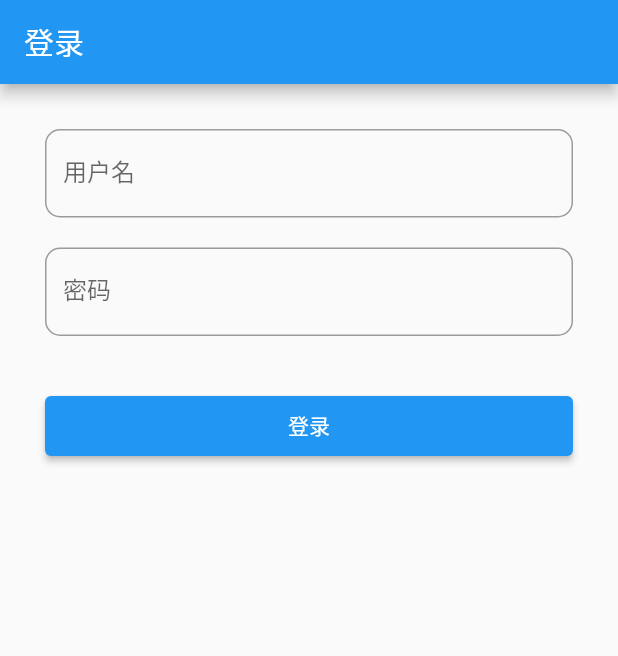
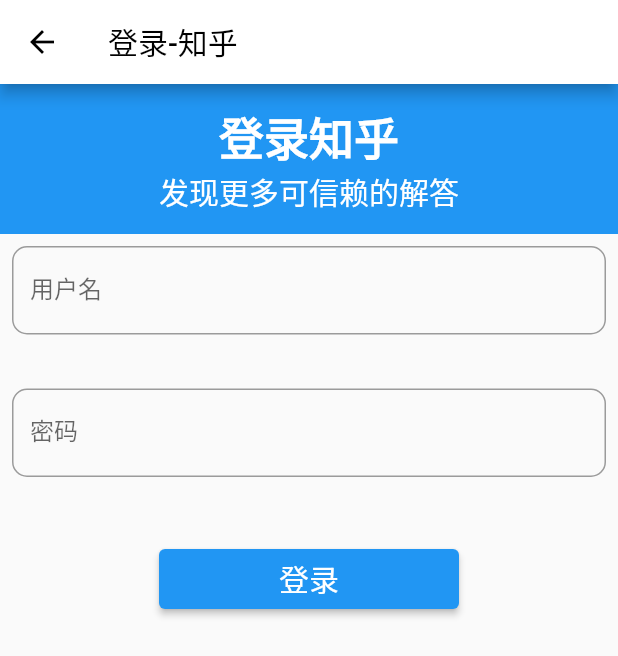
Before and after one commit to LryIII/zhihu_news, a Flutter app: the HomePage screen opened directly, on a phone screen of 412 x 824 dp. Shown: the top 656 px of the screen. Run offline on Flutter 3.47's test engine with Material 2 defaults, Android fonts, the phone set to English and light mode, and no system bars; our stand-ins replace flutter_swiper_null_safety, pull_to_refresh, webview_flutter; network calls fail.

Commit message:
add: 第1.9版登录页面，在网上的模板的基础上改了。
真的不想写了，快吐了

```diff
--- a/lib/main.dart
+++ b/lib/main.dart
@@ -2,6 +2,7 @@ import 'package:flutter/cupertino.dart';
 import 'package:flutter/material.dart';
 import 'package:zhihu_news/routes/details.dart';
 import 'package:zhihu_news/routes/login.dart';
+import 'package:zhihu_news/routes/loginpage_copy.dart';
 import 'package:zhihu_news/routes/register.dart';
 import 'package:zhihu_news/tabs/home_content.dart';
 
@@ -25,7 +26,7 @@ class _MyAppState extends State<MyApp> {
         final routes={
           '/':(context)=>const HomeContent(),
           '/details':(context,{arguments})=>Details(arguments:arguments),
-          '/login':(context)=>const LoginPage(),
+          '/login':(context)=> const HomePage(),//const LoginPage(),
           '/register':(context)=>const RegisterPage(),
         };
 
--- a/lib/routes/login.dart
+++ b/lib/routes/login.dart
@@ -21,7 +21,7 @@ class _LoginPageState extends State<LoginPage> {
   FocusNode _userPasswordFocusNode=FocusNode();
   @override
   Widget build(BuildContext context) {
-    return RootPage();
+    return const RootPage();
       Scaffold(
         appBar: AppBar(
           leading: IconButton(
--- a/lib/routes/loginpage_copy.dart
+++ b/lib/routes/loginpage_copy.dart
@@ -4,6 +4,7 @@ import 'package:flutter/cupertino.dart';
 import 'package:flutter/material.dart';
 import 'package:flutter/rendering.dart';
 import 'package:flutter/services.dart';
+import 'package:zhihu_news/tabs/home_content.dart';
 
 class RootPage extends StatelessWidget {
   const RootPage({Key? key}) : super(key: key);
@@ -45,9 +46,33 @@ class _TestPageState extends State<HomePage> {
       },
       child: Scaffold(
         appBar: AppBar(
-          title: const Text("登录"),
+          leading: IconButton(
+            onPressed: () {
+              // Navigator.of(context).pushAndRemoveUntil(
+              //     MaterialPageRoute(
+              //         builder: (context)=>const HomeContent()
+              //     ),
+              //     (route) => route==null,
+              // );
+
+              //Navigator.popUntil(context, (route) => false);
+              Navigator.pop(context);
+            },
+            icon: const Icon(
+              Icons.arrow_back,
+              color: Colors.black,
+            ),
+          ),
+          backgroundColor: Colors.white,
+          title: const Text(
+            "登录-知乎",
+            style: TextStyle(
+              color: Colors.black,
+            ),
+          ),
         ),
         //登录页面的主体
+        resizeToAvoidBottomInset: false,
         body: buildLoginWidget(),
       ),
     );
@@ -55,30 +80,67 @@ class _TestPageState extends State<HomePage> {
 
 //登录页面的主体
   Widget buildLoginWidget() {
-    return Container(
-      margin: const EdgeInsets.all(30.0),
-      //线性布局
+    return SingleChildScrollView(
       child: Column(
         children: [
+          buildImage(),
           //用户名输入框
           buildUserNameWidget(),
-          const SizedBox(
-            height: 20,
-          ),
+          const SizedBox(height: 20,),
           //用户密码输入框
           buildUserPasswordWidget(),
-          const SizedBox(
-            height: 40,
-          ),
+          const SizedBox(height: 40,),
           //登录按钮
           SizedBox(
-            width: double.infinity,
+            width: 200,
             height: 40,
-            child: ElevatedButton(
-              child: const Text("登录"),
+            child:ElevatedButton(
               onPressed: () {
+                  //Navigator.pop(context);
                   checkLoginFunction();
                 },
+              child: const SizedBox(
+                width: 100,
+                height: 30,
+                child: Text(
+                  "登录",
+                  textAlign: TextAlign.center,
+                  style: TextStyle(
+                    fontSize: 20.0,
+                  ),
+                )
+              ),
+            ),
+          )
+        ],
+      ),
+    );
+  }
+
+  Widget buildImage() {
+    return Container(
+      width: MediaQuery.of(context).size.width,
+      height: 100.0,
+      decoration: const BoxDecoration(
+        color: Colors.blue,
+      ),
+      child: Column(
+        mainAxisAlignment: MainAxisAlignment.center,
+        crossAxisAlignment: CrossAxisAlignment.center,
+        children: const [
+          Text(
+            "登录知乎",
+            style: TextStyle(
+              fontSize: 30.0,
+              color: Colors.white,
+              fontWeight: FontWeight.bold,
+            ),
+          ),
+          Text(
+            "发现更多可信赖的解答",
+            style: TextStyle(
+              fontSize: 20.0,
+              color: Colors.white,
             ),
           )
         ],
@@ -91,15 +153,9 @@ class _TestPageState extends State<HomePage> {
       stream: _userPasswordStream.stream,
       builder: (BuildContext context, AsyncSnapshot<dynamic> snapshot) {
         return
-          // ShakeAnimationWidget(
-          // //微左右的抖动
-          // shakeAnimationType: ShakeAnimationType.LeftRightShake,
-          // //设置不开启抖动
-          // isForward: false,
-          // //抖动控制器
-          // shakeAnimationController: _userPasswordAnimation,
-          // child:
-          TextField(
+          Padding(
+            padding: const EdgeInsets.all(8.0),
+            child: TextField(
               focusNode: _passwordFocusNode,
               controller: _passwordController,
               onSubmitted: (String value) {
@@ -122,6 +178,7 @@ class _TestPageState extends State<HomePage> {
                 ),
               ),
             //),
+        ),
           );
       },
     );
@@ -135,15 +192,9 @@ class _TestPageState extends State<HomePage> {
       stream: _userNameStream.stream,
       builder: (BuildContext context, AsyncSnapshot<String> snapshot) {
         return
-          // ShakeAnimationWidget(
-          // //微左右的抖动
-          // shakeAnimationType: ShakeAnimationType.LeftRightShake,
-          // //设置不开启抖动
-          // isForward: false,
-          // //抖动控制器
-          // shakeAnimationController: _userNameAnimation,
-          // child:
-          TextField(
+          Padding(
+            padding: const EdgeInsets.all(8.0),
+            child: TextField(
               //焦点控制
               focusNode: _userNameFocusNode,
               //文本控制器
@@ -170,7 +221,7 @@ class _TestPageState extends State<HomePage> {
                   borderRadius: BorderRadius.all(Radius.circular(10)),
                 ),
               ),
-          //),
+            ),
           );
       },
     );
@@ -223,5 +274,7 @@ class _TestPageState extends State<HomePage> {
     SystemChannels.textInput.invokeMethod('TextInput.hide');
   }
 
-  void loginFunction() {}
+  void loginFunction() {
+
   }
+}
```
Lines whose indentation alone changed are shown as unchanged.
